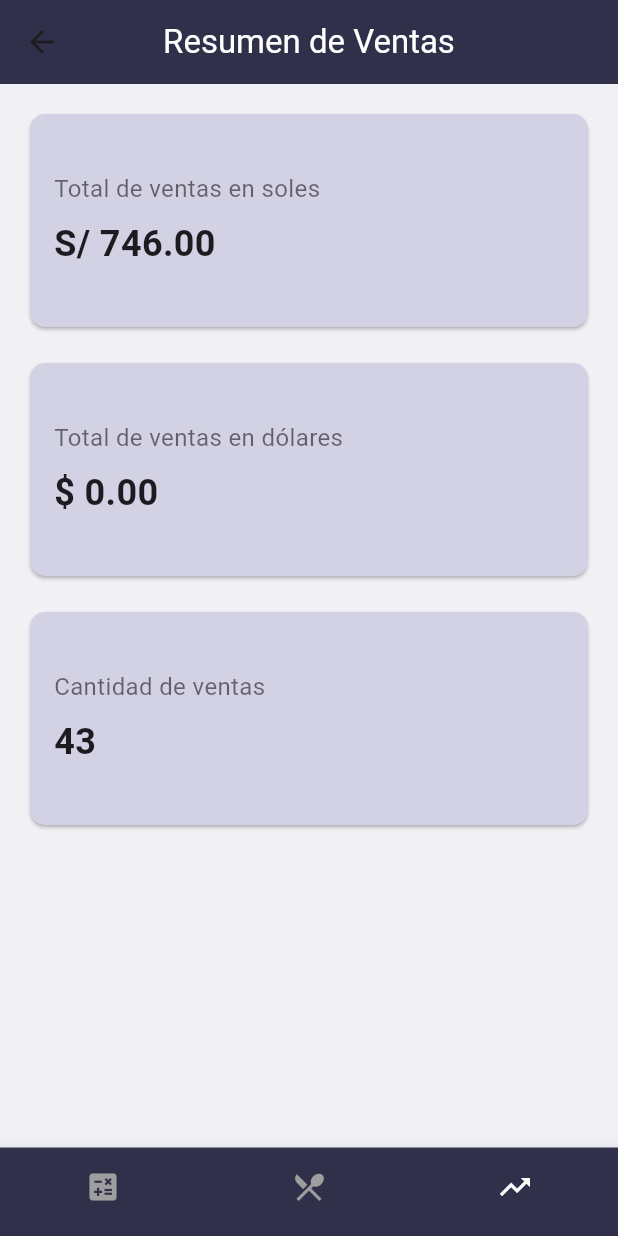
After one commit to Techstudents-SW74/Mobile-aplication, a Flutter app: the SalesSummaryScreen screen opened directly, on a phone screen of 412 x 824 dp. The commit adds this screen. Run offline on Flutter 3.47's test engine with Material 3 defaults, Android fonts, the phone set to English and light mode, and no system bars; statements that could not run were skipped.

Commit message:
feat: sales summary added

```diff
--- a/lib/main.dart
+++ b/lib/main.dart
@@ -22,7 +22,7 @@ class MyApp extends StatelessWidget {
         '/login': (context) => LoginScreen(),
         //'/cashier': (context) => CashierScreen(),
         //'/chairs': (context) => AccountSavedScreen(),
-        //'/sales_summary': (context) => SalesSummaryScreen(),
+        '/sales_summary': (context) => SalesSummaryScreen(),
         //'/account_screen': (context) => AccountScreen(),
         '/payment': (context) => PaymentScreen(),
         //'/document': (context) => DocumentScreen(),
--- /dev/null
+++ b/lib/views/salesSummary.dart
@@ -0,0 +1,93 @@
+import 'package:flutter/material.dart';
+import 'package:mobile_application/components/navigator.dart';
+
+class SalesSummaryScreen extends StatefulWidget {
+  @override
+  _SalesSummaryScreenState createState() => _SalesSummaryScreenState();
+}
+
+class _SalesSummaryScreenState extends State<SalesSummaryScreen> {
+  int _selectedIndex = 2;
+
+  void _onItemTapped(int index) {
+    setState(() {
+      _selectedIndex = index;
+      if (index == 0) {
+        Navigator.pushReplacementNamed(context, '/cashier');
+      } else if (index == 1) {
+        Navigator.pushReplacementNamed(context, '/chairs');
+      }
+    });
+  }
+
+  @override
+  Widget build(BuildContext context) {
+    return Scaffold(
+      backgroundColor: Color(0xFFF0F0F5),
+      appBar: AppBar(
+        backgroundColor: Color(0xFF31304A),
+        title: Text('Resumen de Ventas', style: TextStyle(color: Colors.white)),
+        centerTitle: true,
+        elevation: 0,
+      ),
+      body: Padding(
+        padding: const EdgeInsets.all(16.0),
+        child: Column(
+          children: [
+            Row(
+              children: [
+                Expanded(
+                    child: _buildSummaryCard(
+                        'Total de ventas en soles', 'S/ 746.00')),
+              ],
+            ),
+            SizedBox(height: 16),
+            Row(
+              children: [
+                Expanded(
+                    child: _buildSummaryCard(
+                        'Total de ventas en dólares', '\$ 0.00')),
+              ],
+            ),
+            SizedBox(height: 16),
+            Row(
+              children: [
+                Expanded(child: _buildSummaryCard('Cantidad de ventas', '43')),
+              ],
+            ),
+          ],
+        ),
+      ),
+      bottomNavigationBar: NavigatorBar(
+        selectedIndex: _selectedIndex,
+        onItemSelected: _onItemTapped,
+      ),
+    );
+  }
+
+  Widget _buildSummaryCard(String title, String value) {
+    return Container(
+      height: 150,
+      child: Card(
+        color: Color(0xFFD3D2E5),
+        shape: RoundedRectangleBorder(
+          borderRadius: BorderRadius.circular(10),
+        ),
+        child: Padding(
+          padding: const EdgeInsets.all(16.0),
+          child: Column(
+            crossAxisAlignment: CrossAxisAlignment.start,
+            mainAxisAlignment: MainAxisAlignment.center,
+            children: [
+              Text(title,
+                  style: TextStyle(fontSize: 16, color: Colors.black54)),
+              SizedBox(height: 8),
+              Text(value,
+                  style: TextStyle(fontSize: 24, fontWeight: FontWeight.bold)),
+            ],
+          ),
+        ),
+      ),
+    );
+  }
+}
```
